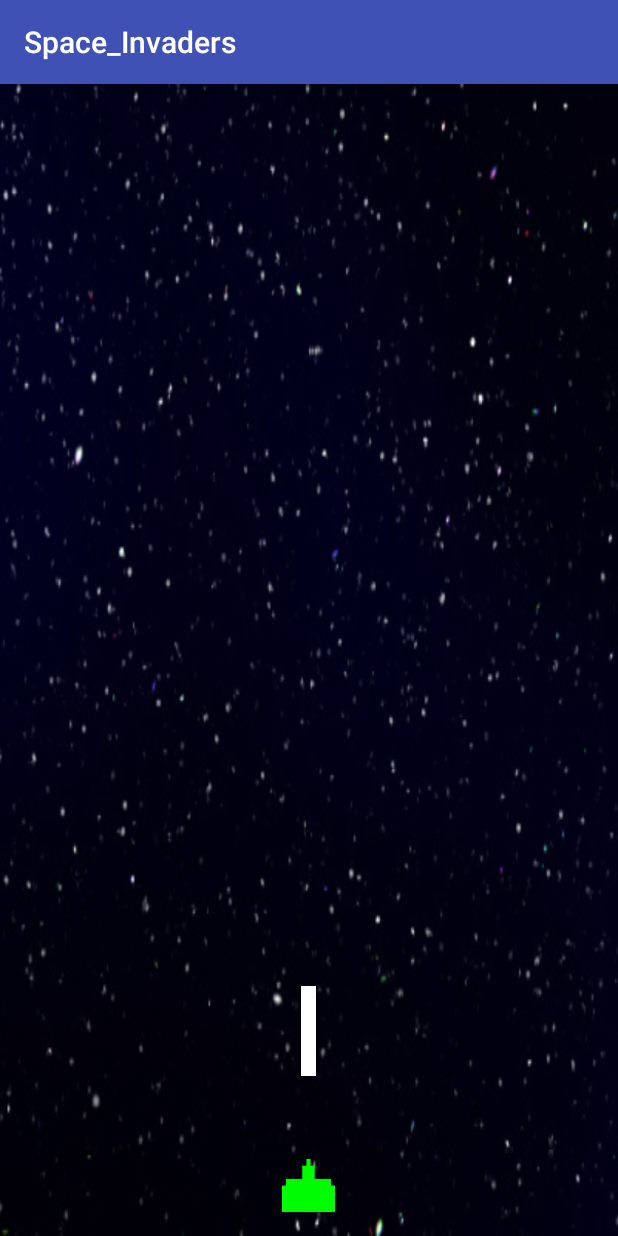
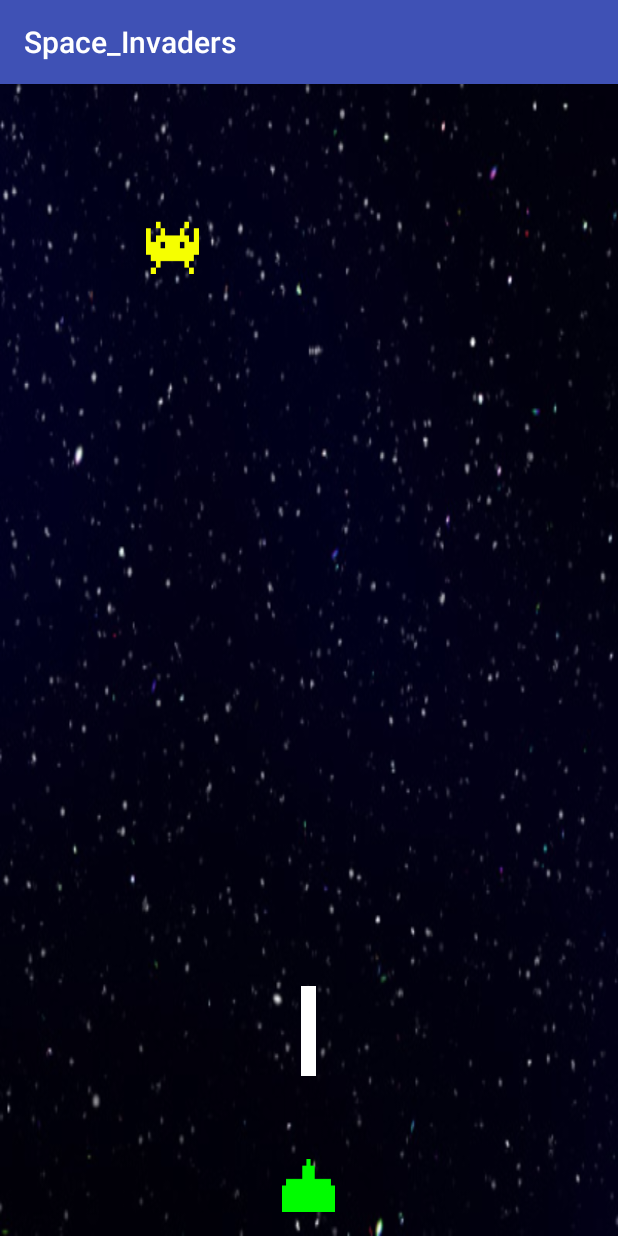
Before and after one commit to Frostqui/MP, an Android app: the screen it shows after launch (GameActivity), on a phone screen of 412 x 824 dp. Run offline under Robolectric (Android 15) with nearby library versions, the light colour scheme and no system bars.

Commit message:
Añadido Invader
Se ha añadido un invader que no responde a ningún cambio.

```diff
--- a/Practica en Android/Space_Invaders/app/src/main/java/com/example/luisca/space_invaders/GameActivity.java
+++ b/Practica en Android/Space_Invaders/app/src/main/java/com/example/luisca/space_invaders/GameActivity.java
@@ -37,18 +37,16 @@ public class GameActivity extends AppCompatActivity {
         public void run() {
             ImageView bullet = (ImageView) findViewById(R.id.bullet);
             ImageButton ship = (ImageButton) findViewById(R.id.ship);
-
+            ImageView invader1 = (ImageView) findViewById(R.id.invader1);
 
             bullet.setVisibility(View.VISIBLE);
+            invader1.setVisibility(View.VISIBLE);
             ship.setEnabled(false);
             DisplayMetrics metrics = new DisplayMetrics();
             getWindowManager().getDefaultDisplay().getMetrics(metrics);
             int width = metrics.widthPixels;
             int height = metrics.heightPixels;
-
-
             bullet.setY(bullet.getY()-60); //Mueve el disparo hacia arriba
-
             if((bullet.getY()+bullet.getHeight() <10 )) //Si el disparo sale de la pantalla desaparece
             {
                 reproducirSonido(); //El sonido se reproduce cuando el disparo desaparece.
@@ -56,7 +54,6 @@ public class GameActivity extends AppCompatActivity {
                 h3.removeCallbacks(run2);
                 bullet.setX(ship.getX() + ship.getWidth() / 2 - bullet.getWidth() / 2); //Ajustar centro de bala a centro de nave
                 bullet.setY(ship.getY() - ship.getHeight()); //Ajustar alto de la bala a final de la nave
-                //ship.setEnabled(true);
             }
 
             h3.postDelayed(this, 50);
@@ -98,7 +95,7 @@ public class GameActivity extends AppCompatActivity {
             case MotionEvent.ACTION_MOVE:
                 currX = event.getRawX();
 
-                ship.setX(currX);
+                ship.setX(currX-ship.getWidth()/2);
 
 
             default:
--- a/Practica en Android/Space_Invaders/app/src/main/res/layout/activity_game.xml
+++ b/Practica en Android/Space_Invaders/app/src/main/res/layout/activity_game.xml
@@ -12,16 +12,6 @@
     android:background="@drawable/bg"
     >
 
-    <ImageView
-        android:layout_width="10dp"
-        android:layout_height="60dp"
-        android:background="@drawable/bullet"
-        android:layout_marginBottom="26dp"
-        android:id="@+id/bullet"
-        android:layout_above="@+id/ship"
-        android:layout_centerHorizontal="true"
-        />
-
 
     <ImageButton
         android:layout_width="35dp"
@@ -33,5 +23,27 @@
         android:layout_alignParentBottom="true"
         android:layout_centerHorizontal="true" />
 
+    <ImageView
+        android:layout_width="10dp"
+        android:layout_height="60dp"
+        android:background="@drawable/bullet"
+        android:layout_marginBottom="26dp"
+        android:id="@+id/bullet"
+        android:layout_above="@+id/ship"
+        android:layout_centerHorizontal="true"
+        />
+
+    <ImageView
+        android:layout_width="35dp"
+        android:layout_height="35dp"
+        android:layout_marginTop="75dp"
+        android:id="@+id/invader1"
+        android:background="@drawable/invader1"
+        android:layout_alignParentTop="true"
+        android:layout_toLeftOf="@+id/ship"
+        android:layout_toStartOf="@+id/ship"
+        android:layout_marginRight="55dp"
+        android:layout_marginEnd="55dp" />
+
 
 </RelativeLayout>
```
Also changed, not shown: Practica en Android/Space_Invaders/app/src/main/res/drawable/invader1.png (added).
